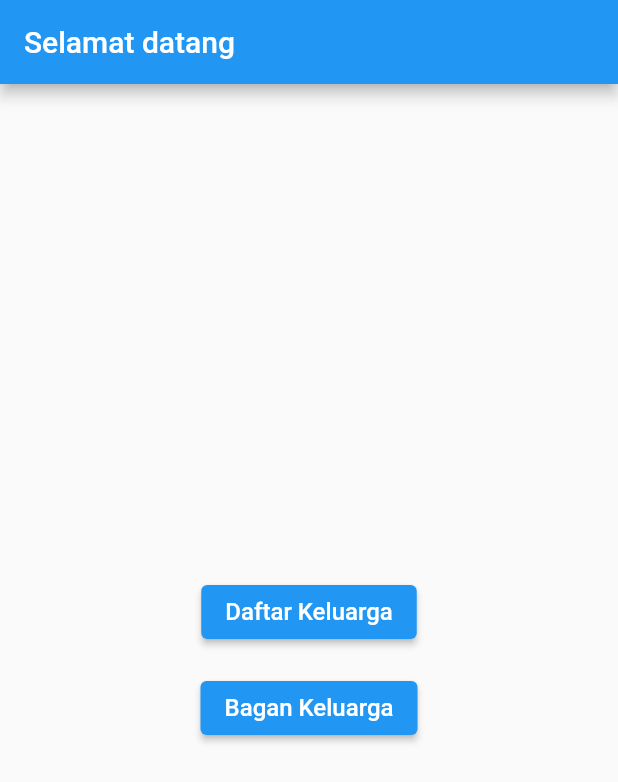
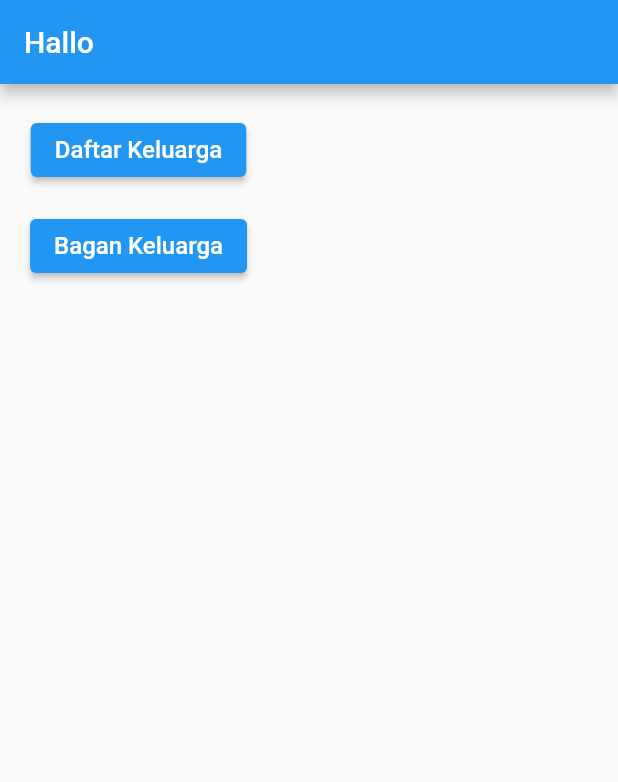
Before and after one commit to Reivu/family, a Flutter app: the HomeView screen opened directly, on a phone screen of 412 x 824 dp. Shown: the top 782 px of the screen. Run offline on Flutter 3.47's test engine with Material 2 defaults, Android fonts, the phone set to English and light mode, and no system bars; our stand-ins replace grouped_list, sqflite; missing offline and left inert: graphview; accounts and stored records are empty.

Commit message:
upload project

```diff
--- a/lib/main.dart
+++ b/lib/main.dart
@@ -10,6 +10,7 @@ class MyApp extends StatelessWidget {
   @override
   Widget build(BuildContext context) {
     return MaterialApp(
+      debugShowCheckedModeBanner: false,
       title: 'Javan test',
       theme: ThemeData(
         primarySwatch: Colors.blue,
--- a/lib/view/home_view.dart
+++ b/lib/view/home_view.dart
@@ -30,12 +30,11 @@ class _HomeViewState extends State<HomeView> {
   Widget build(BuildContext context) {
     return Scaffold(
       appBar: AppBar(
-        title: Text('Selamat datang ${_user.name}'),
+        title: Text('Hallo ${_user.name}'),
       ),
       body: Container(
         padding: EdgeInsets.all(20),
-        child: Center(
-            child: Column(
+        child: Column(
           mainAxisSize: MainAxisSize.min,
           children: [
             PrimaryButton(
@@ -54,9 +53,9 @@ class _HomeViewState extends State<HomeView> {
                   return BaganView();
                 }));
               },
-            )
+            ),
           ],
-        )),
+        ),
       ),
     );
   }
```
